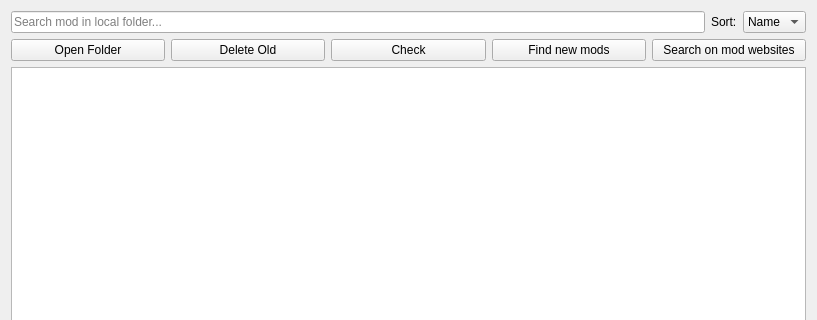
kaniol-lck/modmanager, file src/ui/local/localmodbrowser.ui: the form before one commit; both pictures show x 0 to 817 and y 0 to 320 of the 817 by 671 pixel window.
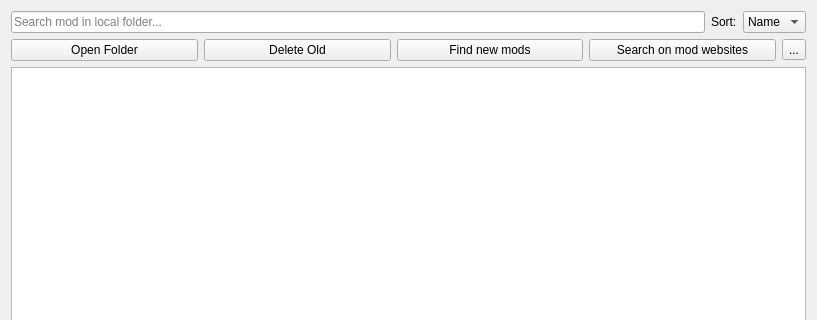
The form after the commit. Icons and pictures are not drawn.

Patch:
```diff
--- a/src/ui/local/localmodbrowser.ui
+++ b/src/ui/local/localmodbrowser.ui
@@ -81,17 +81,6 @@
        </property>
       </widget>
      </item>
-     <item>
-      <widget class="QPushButton" name="checkButton">
-       <property name="text">
-        <string>Check</string>
-       </property>
-       <property name="icon">
-        <iconset theme="checkmark">
-         <normaloff>.</normaloff>.</iconset>
-       </property>
-      </widget>
-     </item>
      <item>
       <widget class="QPushButton" name="findnewButton">
        <property name="text">
@@ -114,6 +103,19 @@
        </property>
       </widget>
      </item>
+     <item>
+      <widget class="QToolButton" name="menuButton">
+       <property name="text">
+        <string>...</string>
+       </property>
+       <property name="icon">
+        <iconset theme="application-menu"/>
+       </property>
+       <property name="popupMode">
+        <enum>QToolButton::InstantPopup</enum>
+       </property>
+      </widget>
+     </item>
     </layout>
    </item>
    <item row="2" column="0">
```
